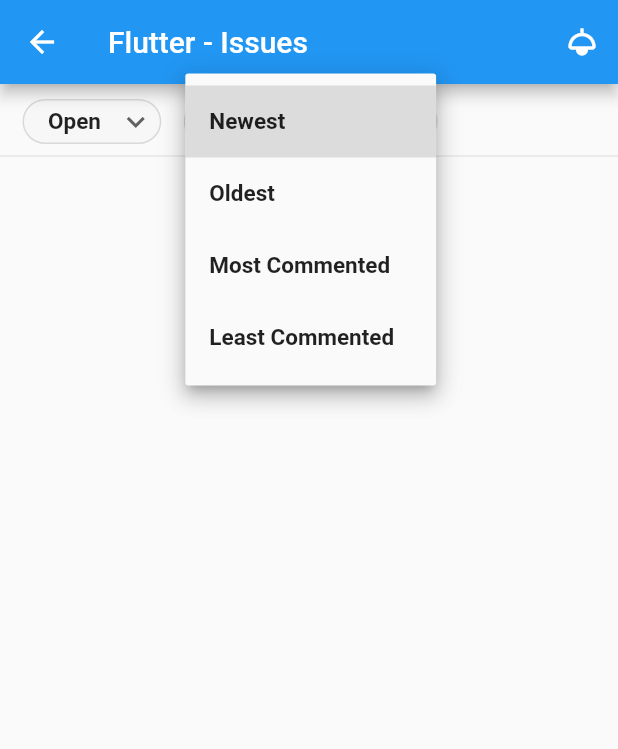
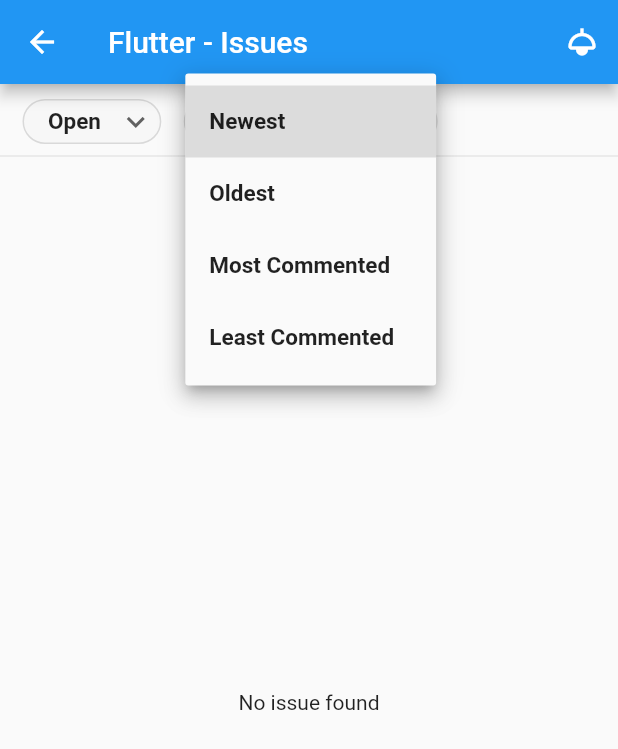
Before and after one commit to thanhbinh84/mms, a Flutter app: the IssuesScreen screen opened directly, after a tap on "Open", after a tap on "Newest", on a phone screen of 412 x 824 dp. Shown: the top 749 px of the screen. Run offline on Flutter 3.47's test engine with Material 2 defaults, Android fonts, the phone set to English and light mode, and no system bars; drawn by our look-alikes of pull_to_refresh; our stand-ins replace bloc, equatable, flutter_bloc, flutter_spinkit, fluttertoast, graphql_flutter and 3 more; missing offline and left inert: artemis, gql; accounts and stored records are empty; network calls fail.

Commit message:
- Refactor Criteria state - Improve error handling

```diff
--- a/lib/blocs/issues/issues_bloc.dart
+++ b/lib/blocs/issues/issues_bloc.dart
@@ -7,31 +7,36 @@ import 'package:mms/repositories/issue_repos.dart';
 class IssuesCubit extends Cubit<IssuesState> {
   final BaseIssueRepository issueRepository;
   IssueList _issueList = IssueList();
+  IssueCriteria _issueCriteria = IssueCriteria();
   Set<Issue> _visitedIssue = Set();
 
   IssuesCubit({
     required this.issueRepository,
-  }) : super(IssuesState());
+  }) : super(IssuesState(IssueList(), IssueCriteria()));
 
-  getIssues(IssueCriteria issueCriteria, {bool loadMore = false}) async {
+  getIssues({bool loadMore = false, SortBy? sortBy, Status? status}) async {
     try {
-      emit(loadMore ? IssuesLoadMore(issueList: _issueList) : IssuesLoading());
-      _issueList = await issueRepository.getIssues(loadMore ? _issueList : IssueList(), issueCriteria);
+      if (!loadMore || sortBy != null || status != null) _issueList = IssueList();
+      emit(IssuesLoading(_issueList, _issueCriteria));
+      if (sortBy != null) _issueCriteria.sortBy = sortBy;
+      if (status != null) _issueCriteria.status = status;
+
+      _issueList = await issueRepository.getIssues(_issueList, _issueCriteria);
       _visitedIssue = issueRepository.getVisitedIssues();
       _issueList.currentList.where((issue) => _visitedIssue.contains(issue)).forEach((issue) {
         issue.isVisited = true;
       });
-      emit(IssuesLoaded(issueList: _issueList));
+      emit(IssuesLoaded(_issueList, _issueCriteria));
     } catch (e) {
-      emit(IssuesFailure(error: e.toString()));
+      emit(IssuesFailure(_issueList, _issueCriteria, error: e.toString()));
     }
   }
 
   addVisitedIssue(Issue issue) {
-    emit(IssuesLoading());
+    emit(IssuesLoading(_issueList, _issueCriteria));
     _visitedIssue.add(issue);
     issueRepository.setVisitedIssues(_visitedIssue);
     _issueList.currentList.firstWhere((element) => element == issue).isVisited = true;
-    emit(IssuesLoaded(issueList: _issueList));
+    emit(IssuesLoaded(_issueList, _issueCriteria));
   }
 }
--- a/lib/blocs/issues/issues_states.dart
+++ b/lib/blocs/issues/issues_states.dart
@@ -1,49 +1,54 @@
 import 'package:equatable/equatable.dart';
+import 'package:mms/data/models/issue_criteria.dart';
 import 'package:mms/data/models/issue_list.dart';
 
 class IssuesState extends Equatable {
-  final List<Object?>? objProps;
-  const IssuesState([this.objProps]);
+  final IssueList issueList;
+  final IssueCriteria issueCriteria;
+  final String error;
 
-  List<Object?> get props => objProps ?? [];
+  const IssuesState(this.issueList, this.issueCriteria, {this.error = ''});
+
+  List<Object?> get props => [issueList, this.issueCriteria, this.error];
 }
 
-class InitialIssueState extends IssuesState {}
+class InitialIssueState extends IssuesState {
+  final IssueList issueList;
+  final IssueCriteria issueCriteria;
+
+  const InitialIssueState(this.issueList, this.issueCriteria) : super(issueList, issueCriteria);
+
+  @override
+  String toString() => 'InitialIssueState';
+}
 
 class IssuesLoading extends IssuesState {
+  final IssueList issueList;
+  final IssueCriteria issueCriteria;
+
+  const IssuesLoading(this.issueList, this.issueCriteria) : super(issueList, issueCriteria);
+
   @override
   String toString() => 'IssuesLoading';
 }
 
-class BaseIssueLoaded extends IssuesState {
+class IssuesLoaded extends IssuesState {
   final IssueList issueList;
-  BaseIssueLoaded({required this.issueList}) : super([issueList]);
-}
+  final IssueCriteria issueCriteria;
 
-class IssuesLoadMore extends BaseIssueLoaded {
-  final IssueList issueList;
-  IssuesLoadMore({required this.issueList}) : super(issueList: issueList);
-
-  @override
-  String toString() => 'IssuesLoadMore ${issueList.currentList.length}';
-}
-
-class IssuesLoaded extends BaseIssueLoaded {
-  final IssueList issueList;
-  IssuesLoaded({required this.issueList}) : super(issueList: issueList);
+  const IssuesLoaded(this.issueList, this.issueCriteria) : super(issueList, issueCriteria);
 
   @override
   String toString() => 'IssuesLoaded ${issueList.currentList.length}';
 }
 
-class AuthenticationUnauthenticated extends IssuesState {
-  @override
-  String toString() => 'AuthenticationUnauthenticated';
-}
+class IssuesFailure extends IssuesState {
+  final IssueList issueList;
+  final IssueCriteria issueCriteria;
+  final String error;
 
-class IssuesFailure extends IssuesState {
-  final String error;
-  IssuesFailure({required this.error}) : super([error]);
+  const IssuesFailure(this.issueList, this.issueCriteria, {this.error = ''})
+      : super(issueList, issueCriteria, error: error);
 
   @override
   String toString() => 'IssuesError $error';
--- a/lib/graphql/api.dart
+++ b/lib/graphql/api.dart
@@ -56,9 +56,16 @@ class API extends BaseAPI {
     QueryResult result = await request;
 
     if (result.hasException) {
-      String message = result.exception.graphqlErrors.isNotEmpty
-          ? result.exception.graphqlErrors.first.message
-          : result.exception.linkException.toString();
+      String message;
+      if (result.exception.linkException is ServerException) {
+        ServerException? serverException = result.exception.linkException as ServerException;
+        message = serverException.parsedResponse?.errors?.first.message?? 'Something went wrong';
+      } else {
+        message = result.exception.graphqlErrors.isNotEmpty
+            ? result.exception.graphqlErrors.first.message
+            : result.exception.linkException.toString();
+      }
+
       throw Exception(message);
     }
     return result.data;
--- a/lib/views/screens/issues_screen.dart
+++ b/lib/views/screens/issues_screen.dart
@@ -1,6 +1,6 @@
 // ignore: import_of_legacy_library_into_null_safe
+import 'package:pull_to_refresh/pull_to_refresh.dart';
 import 'package:flutter/rendering.dart';
-import 'package:pull_to_refresh/pull_to_refresh.dart';
 import 'package:flutter/material.dart';
 import 'package:flutter_bloc/flutter_bloc.dart';
 import 'package:flutter_spinkit/flutter_spinkit.dart';
@@ -25,7 +25,6 @@ class IssuesScreen extends StatefulWidget {
 class _IssuesScreenState extends State<IssuesScreen> {
   RefreshController _refreshController = RefreshController(initialRefresh: false);
   late IssuesCubit _issuesCubit;
-  IssueCriteria _issueCriteria = IssueCriteria();
 
   @override
   void initState() {
@@ -59,30 +58,27 @@ class _IssuesScreenState extends State<IssuesScreen> {
 
   _mainView() => Column(children: [_criteriaView(), Divider(), Expanded(child: _smartRefresherView())]);
 
-  _criteriaView() => SingleChildScrollView(
+  _criteriaView() => BlocBuilder<IssuesCubit, IssuesState>(
+      builder: (context, state) => SingleChildScrollView(
           scrollDirection: Axis.horizontal,
           child: Container(
               width: MediaQuery.of(context).size.width,
-          child: Row(children: [_statusView(), _sortView()], mainAxisAlignment: MainAxisAlignment.start)));
+              child: Row(
+                  children: [_statusView(state), _sortView(state)],
+                  mainAxisAlignment: MainAxisAlignment.start))));
 
-  _statusView() => DropdownWidget(
-      onItemSelected: (value) => setState(() {
-            _issueCriteria.status = value as Status;
-            _getIssues();
-          }),
-      currentItem: _issueCriteria.status,
+  _statusView(IssuesState state) => DropdownWidget(
+      onItemSelected: (value) => _getIssues(status: value as Status),
+      currentItem: state.issueCriteria.status,
       itemList: Status.list);
 
-  _sortView() => DropdownWidget(
-      onItemSelected: (value) => setState(() {
-            _issueCriteria.sortBy = value as SortBy;
-            _getIssues();
-          }),
-      currentItem: _issueCriteria.sortBy,
+  _sortView(IssuesState state) => DropdownWidget(
+      onItemSelected: (value) => _getIssues(sortBy: value as SortBy),
+      currentItem: state.issueCriteria.sortBy,
       itemList: SortBy.list);
 
-  void _getIssues({bool loadMore = false}) {
-    _issuesCubit.getIssues(_issueCriteria, loadMore: loadMore);
+  void _getIssues({SortBy? sortBy, Status? status, bool loadMore = false}) {
+    _issuesCubit.getIssues(sortBy: sortBy, status: status, loadMore: loadMore);
   }
 
   _smartRefresherView() {
@@ -94,8 +90,9 @@ class _IssuesScreenState extends State<IssuesScreen> {
             controller: _refreshController,
             onRefresh: _getIssues,
             onLoading: () => _getIssues(loadMore: true),
-            child:
-                state is IssuesLoading ? SpinKitWave(color: Colors.black26, size: 25.0) : _listView(state));
+            child: state is IssuesLoading && state.issueList.currentList.isEmpty
+                ? SpinKitWave(color: Colors.black26, size: 25.0)
+                : _listView(state));
       },
     );
   }
@@ -107,16 +104,14 @@ class _IssuesScreenState extends State<IssuesScreen> {
   }
 
   _listView(IssuesState state) {
-    if (state is BaseIssueLoaded) {
-      List<Issue> issueList = state.issueList.currentList;
-      return issueList.isEmpty
+    IssueList? issueList = state.issueList;
+    List<Issue> currentList = issueList.currentList;
+    return currentList.isEmpty
         ? Center(child: Text('No issue found'))
         : ListView.builder(
-              itemBuilder: (context, index) => _listItemView(issueList[index]),
-              itemCount: issueList.length,
+            itemBuilder: (context, index) => _listItemView(currentList[index]),
+            itemCount: currentList.length,
           );
-    }
-    return Container();
   }
 
   _listItemView(Issue issue) {
```
Lines whose indentation alone changed are shown as unchanged.
